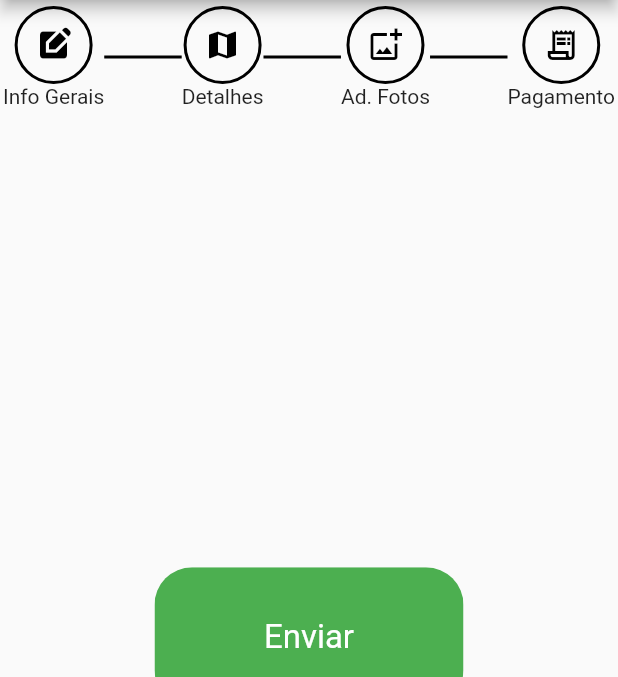
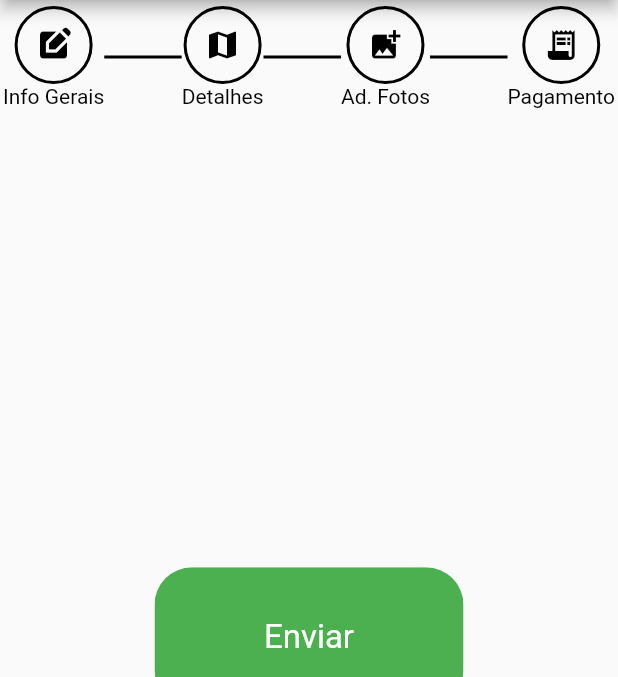
Before and after one commit to LaercioRJ/AgroImobi, a Flutter app: the CreatingTerrain screen opened directly with empty values, on a phone screen of 412 x 824 dp, the part 84-761 px from its top. Run offline on Flutter 3.47's test engine with Material 2 defaults, Android fonts, the light colour scheme and no system bars; our stand-ins replace mask_text_input_formatter; accounts and stored records are empty.

Commit message:
create terrain pt 3

```diff
--- a/lib/src/screen/terrain_crud/creating_terrain.dart
+++ b/lib/src/screen/terrain_crud/creating_terrain.dart
@@ -11,7 +11,21 @@ class CreatingTerrain extends StatefulWidget {
   final Function changeAction;
   CreatingTerrain({super.key, required this.changeAction});
   final _pageController = PageController(initialPage: 0);
-  var pagesNumber = 1;
+
+  nextStep(int newPageNumber) {
+    forms.add(pageList[newPageNumber - 1]);
+    _pageController.animateToPage(newPageNumber, duration: const Duration(milliseconds: 750), curve: Curves.ease);
+  }
+
+  late List<Widget> forms = [
+    BasicInfoForm(onSubmit: () { nextStep(1);})
+  ];
+
+  late final pageList = [
+    SpecificInfoForm(onSubmit: () { nextStep(2); }),
+    PhotoForm(onSubmit: () { nextStep(3); }),
+    const PaymentForm()
+  ];
 
   @override
   State<CreatingTerrain> createState() => _CreatingTerrainState();
@@ -24,7 +38,7 @@ class _CreatingTerrainState extends State<CreatingTerrain> {
   }*/
 
   // Organizar a zona repetitiva logo abaixo assim que houver tempo
-  late var photoForm = PhotoForm(onSubmit: () {
+  /*late var photoForm = PhotoForm(onSubmit: () {
     if (forms.length == 3) {
       forms.add(const PaymentForm());
     }
@@ -37,16 +51,7 @@ class _CreatingTerrainState extends State<CreatingTerrain> {
       forms.add(photoForm);
     }
     widget._pageController.animateToPage(2, duration: const Duration(milliseconds: 750), curve: Curves.ease);
-  });
-
-  late List<Widget> forms = [
-    BasicInfoForm(onSubmit: () {
-      if (forms.length == 1) {
-        forms.add(specificForm);
-      }
-      widget._pageController.animateToPage(1, duration: const Duration(milliseconds: 750), curve: Curves.ease);
-    },)
-  ];
+  });*/
 
   @override
   Widget build(BuildContext context) {
@@ -64,6 +69,7 @@ class _CreatingTerrainState extends State<CreatingTerrain> {
                 LabeledIconButton(
                   label: 'Info Gerais',
                   icon: const Icon(Icons.edit_square),
+                  color: Colors.black,
                   pressedFunction: () => {
                     widget._pageController.animateToPage(0, duration: const Duration(milliseconds: 750), curve: Curves.ease)
                   },
@@ -83,6 +89,7 @@ class _CreatingTerrainState extends State<CreatingTerrain> {
                 LabeledIconButton(
                   label: 'Detalhes',
                   icon: const Icon(Icons.map),
+                  color: Colors.black,
                   pressedFunction: () => {
                     widget._pageController.animateToPage(1, duration: const Duration(milliseconds: 750), curve: Curves.ease)
                   },
@@ -101,7 +108,8 @@ class _CreatingTerrainState extends State<CreatingTerrain> {
                 ),
                 LabeledIconButton(
                   label: 'Ad. Fotos',
-                  icon: const Icon(Icons.add_photo_alternate_outlined),
+                  icon: const Icon(Icons.add_photo_alternate),
+                  color: Colors.black,
                   pressedFunction: () => {
                     widget._pageController.animateToPage(2, duration: const Duration(milliseconds: 750), curve: Curves.ease)
                   },
@@ -120,9 +128,10 @@ class _CreatingTerrainState extends State<CreatingTerrain> {
                 ),
                 LabeledIconButton(
                   label: 'Pagamento',
-                  icon: const Icon(Icons.receipt_long_outlined),
+                  icon: const Icon(Icons.receipt_long),
+                  color: Colors.black,
                   pressedFunction: () => {
-                    widget._pageController.animateToPage(2, duration: const Duration(milliseconds: 750), curve: Curves.ease)
+
                   },
                 )
               ],
@@ -136,7 +145,7 @@ class _CreatingTerrainState extends State<CreatingTerrain> {
                 pageSnapping: true,
                 controller: widget._pageController,
                 itemBuilder: (context, pagePostion) {
-                  return forms[pagePostion];
+                  return widget.forms[pagePostion];
                 }
               )
             ),
--- a/lib/src/widgets/labeled_icon_button.dart
+++ b/lib/src/widgets/labeled_icon_button.dart
@@ -3,12 +3,14 @@ import 'package:flutter/material.dart';
 class LabeledIconButton extends StatefulWidget {
   final String label;
   final Widget icon;
+  Color color;
   final VoidCallback pressedFunction;
-  const LabeledIconButton({
+  LabeledIconButton({
       Key? key,
       required this.label,
       required this.icon,
-      required this.pressedFunction
+      required this.pressedFunction,
+      required this.color
     }) : super(key: key);
 
   @override
@@ -16,14 +18,24 @@ class LabeledIconButton extends StatefulWidget {
 }
 
 class _LabeledIconButtonState extends State<LabeledIconButton> {
+
+  changeColor(Color color) {
+    setState(() {
+      widget.color = color;
+    });
+  }
+
   @override
   Widget build(BuildContext context) {
     return Column(
       children: [
         Container(
           child: IconButton(
-            onPressed: ()  {widget.pressedFunction();},
-            color: Colors.black,
+            onPressed: ()  {
+              widget.pressedFunction();
+              changeColor(Colors.green);
+            },
+            color: widget.color,
             icon: widget.icon,
             style: IconButton.styleFrom(
               backgroundColor: Colors.white
@@ -31,10 +43,15 @@ class _LabeledIconButtonState extends State<LabeledIconButton> {
           ),
           decoration: BoxDecoration(
             shape: BoxShape.circle,
-            border: Border.all(width: 2, color: Colors.black)
+            border: Border.all(width: 2, color: widget.color)
           ),
         ),
-        Text(widget.label)
+        Text(
+          widget.label,
+          style: TextStyle(
+            color: widget.color
+          ),
+        )
       ],
     );
   }
```
